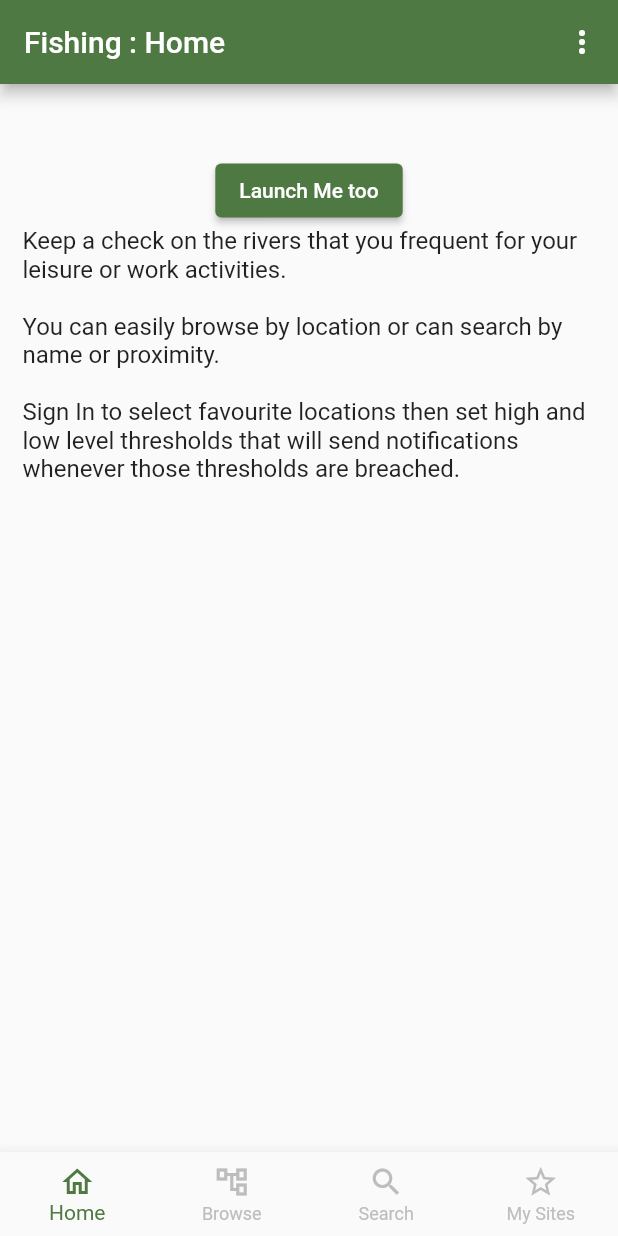
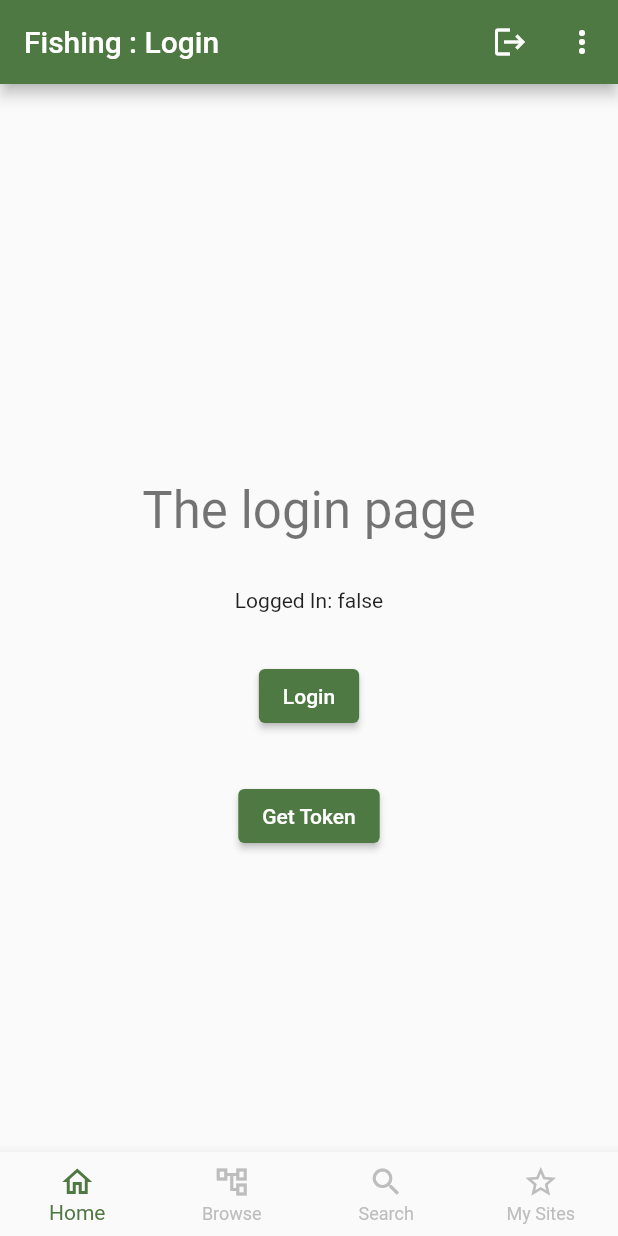
Before and after one commit to steve-townend/fishing_flutter, a Flutter app: the screen it shows after launch, on a phone screen of 412 x 824 dp. Run offline on Flutter 3.47's test engine with Material 2 defaults, Android fonts, the phone set to English and light mode, and no system bars; our stand-ins replace get_it, localstorage, logger.

Commit message:
Added AuthPage

```diff
--- a/lib/app/TestPages/rest_api.dart
+++ b/lib/app/TestPages/rest_api.dart
@@ -4,7 +4,7 @@ import 'package:_app_framework/common_services/api_service.dart';
 import 'package:flutter/material.dart';
 import 'package:provider/provider.dart';
 
-import '../../models/us_data.dart';
+import '../../common_models/us_data.dart';
 import '../../common_services/logging_service.dart';
 import '../components/app_bar_and_nav_bar_scaffold.dart';
 
--- /dev/null
+++ b/lib/app/auth/auth_page.dart
@@ -0,0 +1,29 @@
+// ignore_for_file: no_leading_underscores_for_local_identifiers
+
+import 'package:_app_framework/app/auth/auth_provider_controller.dart';
+import 'package:_app_framework/app/auth/login_page.dart';
+import 'package:_app_framework/app/home/home_page.dart';
+import 'package:flutter/material.dart';
+import 'package:provider/provider.dart';
+
+class AuthPage extends StatelessWidget {
+  const AuthPage({super.key});
+
+  @override
+  Widget build(BuildContext context) {
+
+    return Scaffold(
+
+      body: Consumer<AuthProviderController>(
+        builder: (context, authProvider, child){
+
+          if (authProvider.loggedIn) {
+            return const HomePage();
+          } else {
+            return const LoginPage();
+          }
+        }
+      )
+    );
+  }
+}
--- /dev/null
+++ b/lib/app/auth/auth_provider_controller.dart
@@ -0,0 +1,30 @@
+import 'package:_app_framework/common_services/auth_service.dart';
+import 'package:_app_framework/ioc.dart';
+import 'package:flutter/foundation.dart';
+
+class AuthProviderController extends ChangeNotifier {
+  AuthProviderController() {
+    loggedIn = _authService.loggedIn();
+  }
+
+  final _authService = getIt.get<AuthService>();
+
+  bool loggedIn = false;
+
+  void logout() async {
+    await _authService.logout();
+    loggedIn = false;
+    notifyListeners();
+  }
+
+  void login(String token) async {
+    await _authService.login(token);
+    loggedIn = true;
+    notifyListeners();
+  }
+
+  void checkLoginState() {
+    loggedIn = _authService.loggedIn();
+    notifyListeners();
+  }
+}
--- /dev/null
+++ b/lib/app/auth/login_page.dart
@@ -0,0 +1,56 @@
+// ignore_for_file: no_leading_underscores_for_local_identifiers
+
+import 'package:_app_framework/app/auth/auth_provider_controller.dart';
+import 'package:flutter/material.dart';
+import 'package:provider/provider.dart';
+
+import '../../common_services/auth_service.dart';
+import '../../ioc.dart';
+import '../components/app_bar_and_nav_bar_scaffold.dart';
+
+class LoginPage extends StatelessWidget {
+  const LoginPage({super.key});
+
+  @override
+  Widget build(BuildContext context) {
+
+    return AppBarAndNavBarScaffold(
+      navName: "Login",
+      body: Center(
+        child: Column(
+          mainAxisAlignment: MainAxisAlignment.center,
+          children: <Widget>[
+            const SizedBox(height: 64),
+            Text(
+              "The login page",
+              style: Theme.of(context).textTheme.headlineMedium,
+            ),
+            const SizedBox(height: 32),
+            Consumer<AuthProviderController>(
+              builder: (_, authProvider, child){
+                // debugPrint('LoginPage see loggedIn as: ${context.read<AuthProviderController>().loggedIn}');
+                return Center(child: Text('Logged In: ${context.read<AuthProviderController>().loggedIn}'));
+              }
+            ),
+            const SizedBox(height: 32),
+            ElevatedButton(
+              child: const Text('Login'),
+              onPressed: () async {
+                context.read<AuthProviderController>().login("dummy2");
+              },
+            ),
+            const SizedBox(height: 32),
+            ElevatedButton(
+              child: const Text('Get Token'),
+              onPressed: () async {
+                final _authService = getIt.get<AuthService>();
+                var token = await _authService.getToken();
+                debugPrint('Token: $token');
+              },
+            ),
+          ],
+        ),
+      ),
+    );
+  }
+}
--- a/lib/app/components/app_bar_and_nav_bar_scaffold.dart
+++ b/lib/app/components/app_bar_and_nav_bar_scaffold.dart
@@ -1,6 +1,8 @@
 // ignore_for_file: no_leading_underscores_for_local_identifiers
 
+import 'package:_app_framework/app/auth/auth_provider_controller.dart';
 import 'package:flutter/material.dart';
+import 'package:provider/provider.dart';
 
 //import '../../common_services/logging_service.dart';
 import '../../ioc.dart';
@@ -16,10 +18,11 @@ class AppBarAndNavBarScaffold extends StatelessWidget {
   @override
   Widget build(BuildContext context) {
     final _appSettingsService = getIt.get<AppSettingsService>();
-    // final _loggingService = getIt.get<LoggingService>();
 
-    // final _logger = _loggingService.getLogger(this);
-    //final colorService = Provider.of<ColorService>(context, listen: false);
+    // if (navName != "Login")
+    // {
+    //   context.read<AuthProviderController>().checkLoginState();
+    // }
 
     var navBarItems = _appSettingsService.getNavigationBarItems();
 
@@ -27,14 +30,14 @@ class AppBarAndNavBarScaffold extends StatelessWidget {
 
       appBar: AppBar(
         title: Text("${_appSettingsService.appName} ${navName != null ? ": $navName" : ""}"),
-        // leading: IconButton(
-        //   icon: const Icon(Icons.arrow_back),
-        //   onPressed: () {
-        //     _logger.i("Back was pressed!!!");
-        //     Navigator.of(context).pop(true);
-        //   },
-        // ),
         actions: <Widget>[
+          IconButton(
+            tooltip: "Logout",
+            icon: const Icon(Icons.logout),
+            onPressed: () async {
+              context.read<AuthProviderController>().logout();
+            },
+          ),
           PopupMenuButton(
             // add icon, by default "3 dot" icon
             // icon: Icon(Icons.book)
@@ -81,4 +84,5 @@ class AppBarAndNavBarScaffold extends StatelessWidget {
       body: body
     );
   }
+
 }
--- a/lib/app/home/home_page.dart
+++ b/lib/app/home/home_page.dart
@@ -1,4 +1,11 @@
+// ignore_for_file: no_leading_underscores_for_local_identifiers
+
+
+import 'package:_app_framework/app/auth/auth_provider_controller.dart';
 import 'package:flutter/material.dart';
+import 'package:provider/provider.dart';
+import '../../common_services/auth_service.dart';
+import '../../ioc.dart';
 import '../components/app_bar_and_nav_bar_scaffold.dart';
 import 'package:url_launcher/url_launcher.dart';
 
@@ -7,6 +14,7 @@ class HomePage extends StatelessWidget {
 
   @override
   Widget build(BuildContext context) {
+
 
     return AppBarAndNavBarScaffold(
       navName: "Home",
@@ -18,9 +26,43 @@ class HomePage extends StatelessWidget {
             children: <Widget>[
               const SizedBox(height: 32),
               ElevatedButton(
-                child: const Text('Launch Me too'),
+                child: const Text('Logout 3'),
+                onPressed: () async {
+                  final _authService = getIt.get<AuthService>();
+                  await _authService.logout();
+                },
+              ),
+              const SizedBox(height: 32),
+              ElevatedButton(
+                child: const Text('Get Token'),
+                onPressed: () async {
+                  final _authService = getIt.get<AuthService>();
+                  var token = await _authService.getToken();
+                  debugPrint('Token: $token');
+                },
+              ),
+              const SizedBox(height: 32),
+              ElevatedButton(
+                child: const Text('Launch me'),
                 onPressed: () {
                   launchUrl(Uri.parse('https://stackoverflow.com/questions/ask'));
+                },
+              ),
+              const SizedBox(height: 32),
+              Consumer<AuthProviderController>(
+                builder: (_, authProvider, child){
+                  // debugPrint('HomePage see loggedIn as: ${context.read<AuthProviderController>().loggedIn}');
+                  return Center(child: Text('Logged In: ${context.read<AuthProviderController>().loggedIn}'));
+                }
+              ),
+              const SizedBox(height: 32),
+              ElevatedButton(
+                child: const Text('Login'),
+                onPressed: () async {
+                  context.read<AuthProviderController>().login("dummy2");
+
+                  // await _authService.setAccessToken("dummy");
+                  // Navigator.pushNamed(context, "/home");
                 },
               ),
 
--- a/lib/common_services/app_settings_service.dart
+++ b/lib/common_services/app_settings_service.dart
@@ -5,7 +5,7 @@ class AppSettingsService {
   final String appName = "Fishing";
   final String author = "Steve Townend";
   final String appUrl = "https//fishing.townend.dev";
-  final String appLogo = "images/icon.png";
+  final String appLogo = "images/fisherman-3719443-logo.png";
 
   // Icon not used at present, prefer appLogo image
   static const IconData iconData = Icons.person_2;
--- /dev/null
+++ b/lib/common_services/auth_service.dart
@@ -0,0 +1,55 @@
+
+// ignore_for_file: no_leading_underscores_for_local_identifiers
+
+import 'package:localstorage/localstorage.dart';
+
+import '../common_models/constants.dart';
+
+class AuthService {
+
+  late LocalStorage _storage;
+
+  AuthService() {
+    _storage = LocalStorage('fishing.json');
+  }
+
+  bool loggedIn() {
+
+    String? token = _storage.getItem(AUTH_TOKEN_NAME);
+    String _tmp = "";
+
+    // debugPrint('AuthService.LoggedIn(), token  $token');
+
+    if (token != null) {
+      _tmp = token;
+    } else {
+      _tmp = "";
+    }
+
+    return _tmp == "" ? false: true;
+  }
+
+  Future<String> getToken() async {
+
+    String? token = await _storage.getItem(AUTH_TOKEN_NAME);
+
+    return token?? "";
+  }
+
+  Future setupStorage() async {
+    // debugPrint('AuthService:setupStorage() creating LocalStorage...');
+    _storage = LocalStorage('fishing.json');
+    await _storage.ready;
+    // debugPrint('AuthService:setupStorage() storage is ready');
+  }
+
+  Future login(String token) async {
+    await _storage.setItem(AUTH_TOKEN_NAME, token);
+  }
+
+  Future logout() async {
+    await _storage.deleteItem(AUTH_TOKEN_NAME);
+  }
+
+
+}
--- a/lib/ioc.dart
+++ b/lib/ioc.dart
@@ -5,6 +5,7 @@ import 'package:get_it/get_it.dart';
 // import 'app/favourites/repositories/favourites_service.dart';
 // import 'app/search/repositories/search_service.dart';
 // import 'app/station/repositories/station_service.dart';
+import 'common_services/auth_service.dart';
 import 'common_services/app_settings_service.dart';
 import 'common_services/api_service.dart';
 import 'common_services/logging_service.dart';
@@ -16,6 +17,7 @@ GetIt getIt = GetIt.instance;
 void getServices() {
   //getIt.registerFactory(() => LoggingService());
 
+  getIt.registerLazySingleton(() => AuthService());
   getIt.registerFactory(() => ColorService());
   getIt.registerFactory(() => LoggingService());
   getIt.registerFactory(() => AppSettingsService());
--- a/lib/main.dart
+++ b/lib/main.dart
@@ -1,4 +1,8 @@
+// ignore_for_file: no_leading_underscores_for_local_identifiers
 
+import 'package:_app_framework/app/auth/auth_page.dart';
+import 'package:_app_framework/app/auth/auth_provider_controller.dart';
+import 'package:_app_framework/common_services/auth_service.dart';
 import 'package:flutter/foundation.dart';
 import 'package:flutter/material.dart';
 import 'package:logger/logger.dart';
@@ -7,19 +11,28 @@ import 'package:provider/provider.dart';
 import 'app/TestPages/rest_api.dart';
 import 'app/home/home_page.dart';
 import 'app/home/about_page.dart';
+import 'app/auth/login_page.dart';
 import 'app/material_app_builder.dart';
-import 'common_services/app_settings_service.dart';
 import 'common_services/color_service.dart';
-import 'common_services/logging_service.dart';
 import 'app/pages/browse_page.dart';
 import 'app/pages/search_page.dart';
 import 'app/pages/my_sites_page.dart';
 import 'ioc.dart';
 
-void main() {
+void main() async{
+  WidgetsFlutterBinding.ensureInitialized();
   getServices();
   Logger.level = kDebugMode ? Level.verbose :  Level.info;
-  runApp(const MyApp());
+
+  final _authService = getIt.get<AuthService>();
+  await _authService.setupStorage();
+
+  runApp(
+    ChangeNotifierProvider<AuthProviderController>(
+      create: (_) => AuthProviderController(),
+      child: const MyApp()
+    )
+  );
 }
 
 class MyApp extends StatelessWidget {
@@ -27,48 +40,58 @@ class MyApp extends StatelessWidget {
 
   @override
   Widget build(BuildContext context) {
-    return MultiProvider(
-      providers: [
-        Provider<AppSettingsService>(
-          create: (_) => AppSettingsService(),
-        ),
-        Provider<ColorService>(
-          create: (_) => ColorService(),
-        ),
-        Provider<LoggingService>(
-          create: (_) => LoggingService(),
-        )
-      ],
-      child: MaterialAppBuilder(builder: (context) {
-        final colorService = Provider.of<ColorService>(context, listen: false);
-        final loggingService = Provider.of<LoggingService>(context, listen: false);
 
-        final logger = loggingService.getLogger(this);
-        logger.d("A test debug message");
-        logger.i("A test info message");
-        logger.e("A test error message");
+    // return MultiProvider(
+    //   providers: [
+    //     Provider<AppSettingsService>(
+    //       create: (_) => AppSettingsService(),
+    //     ),
+    //     Provider<ColorService>(
+    //       create: (_) => ColorService(),
+    //     ),
+    //     Provider<LoggingService>(
+    //       create: (_) => LoggingService(),
+    //     )
+    //   ],
+    //   child: MaterialAppBuilder(builder: (context) {
 
-        try {
-          throw Exception("Exceptions own message");
-        } catch (ex, st) {
-          logger.e("A test error message with error", ex, st);
-        }
+
+      return MaterialAppBuilder(builder: (context) {
+        //final colorService = Provider.of<ColorService>(context, listen: false);
+        final colorService = getIt.get<ColorService>();
+        //final loggingService = Provider.of<LoggingService>(context, listen: false);
+
+        //final logger = loggingService.getLogger(this);
+        // logger.d("A test debug message");
+        // logger.i("A test info message");
+        // logger.e("A test error message");
+
+        // try {
+        //   throw Exception("Exceptions own message");
+        // } catch (ex, st) {
+        //   logger.e("A test error message with error", ex, st);
+        // }
 
         return MaterialApp(
           theme: ThemeData(primarySwatch: MaterialColor(0xFF4F7942, colorService.colorSwatchShades)),
           debugShowCheckedModeBanner: false,
-          initialRoute: "/home",
+          //initialRoute: "/authPage",
+          home: const AuthPage(),
           routes: {
             "/home": (_) => const HomePage(),
             "/testRestAPI": (_) => const RestApi(),
             "/about": (_) => const AboutPage(),
+            "/login": (_) => const LoginPage(),
+            "/authPage": (_) => const AuthPage(),
 
             "/browse": (_) => const BrowsePage(),
             "/search": (_) => const SearchPage(),
             "/mySites": (_) => const MySitesPage(),
           }
         );
-      }),
-    );
+      });
+    // );
   }
+
+
 }
--- a/pubspec.yaml
+++ b/pubspec.yaml
@@ -33,8 +33,10 @@ dependencies:
     sdk: flutter
   get_it: ^7.6.0
   http: ^0.13.5
+  localstorage: ^4.0.1+4
   logger: ^1.1.0
   provider: ^6.0.5
+  shared_preferences: ^2.2.2
   url_launcher: ^6.1.11
 
 dev_dependencies:
```
Also changed, not shown: lib/common_models/constants.dart (added, +42 -0 lines), assets/images/fisherman-3719443-logo.png (added), assets/images/fisherman-3719443_1280.png (added), lib/common_models/us_data.dart (renamed from lib/models/us_data.dart), pubspec.lock, 9 other files.
